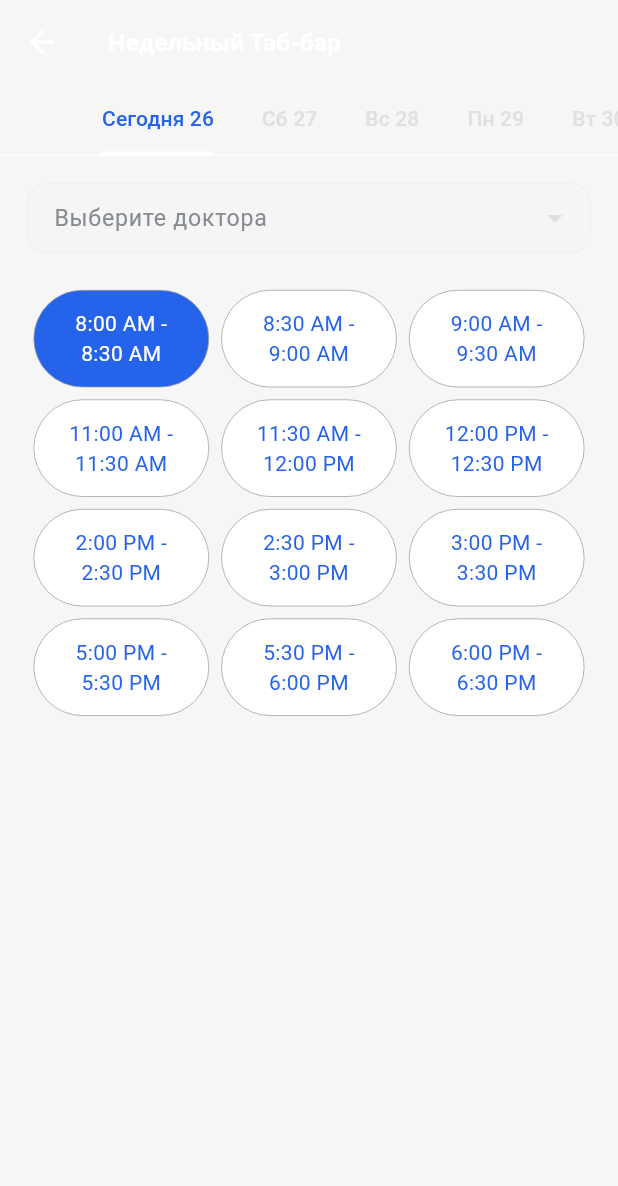
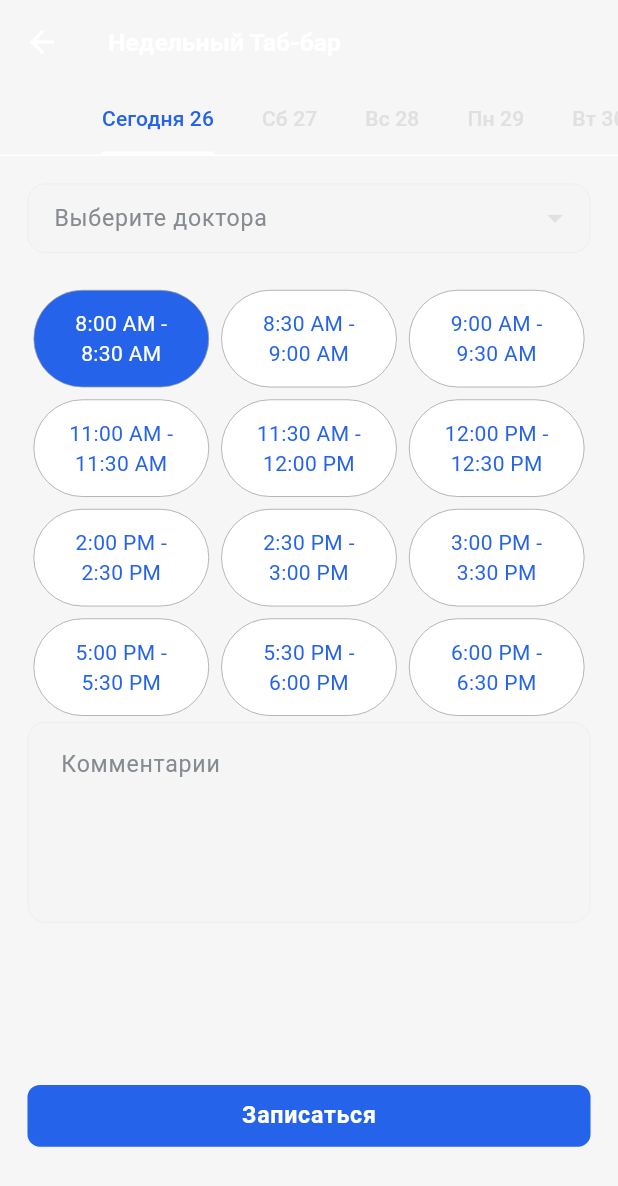
Before and after one commit to TheAbror/med_card, a Flutter app: the AppointmentPage screen opened by its route, on a phone screen of 412 x 824 dp. Shown: the top 1186 px of the screen. Run offline on Flutter 3.47's test engine with Material 3 defaults, Android fonts, the phone set to English and light mode, and no system bars; our stand-ins replace chopper, equatable, flutter_bloc, flutter_screenutil, flutter_svg, go_router and 2 more; accounts and stored records are empty; generated files the repository leaves out were written again.

Commit message:
started doctor appointment

```diff
--- a/lib/core/router/app_routes.dart
+++ b/lib/core/router/app_routes.dart
@@ -4,4 +4,5 @@ abstract class AppRoutes {
   static const profileTab = 'profile';
   static const homeTab = 'home';
   static const appointmentPage = 'appointmentPage';
+  static const doctorAppointmentPage = 'doctorAppointmentPage';
 }
--- a/lib/core/router/main_route_generator.dart
+++ b/lib/core/router/main_route_generator.dart
@@ -2,6 +2,7 @@ import 'package:flutter/material.dart';
 import 'package:med_card/core/router/app_routes.dart';
 import 'package:med_card/core/router/cupertino_style_navigation_route.dart';
 import 'package:med_card/lib/root_page/pages/appointment_page/appointment_page.dart';
+import 'package:med_card/lib/root_page/pages/doctor_appointment_page/doctor_appointment_page.dart';
 import 'package:med_card/lib/root_page/root_page.dart';
 import 'package:med_card/lib/root_page/tabs/home_tab/home_tab.dart';
 import 'package:med_card/lib/splash_page/splash_page.dart';
@@ -25,6 +26,10 @@ class MainRouteGenerator {
         return CustomCupertinoStyleNavigationRoute(
           builder: (_) => AppointmentPage(),
         );
+      case AppRoutes.doctorAppointmentPage:
+        return CustomCupertinoStyleNavigationRoute(
+          builder: (_) => DoctorAppointmentPage(),
+        );
 
       default:
         return CustomCupertinoStyleNavigationRoute(
--- a/lib/lib/root_page/pages/appointment_page/appointment_page.dart
+++ b/lib/lib/root_page/pages/appointment_page/appointment_page.dart
@@ -1,8 +1,9 @@
 import 'package:flutter/material.dart';
 import 'package:flutter_bloc/flutter_bloc.dart';
 import 'package:flutter_screenutil/flutter_screenutil.dart';
+import 'package:med_card/core/buttons/action_button.dart';
 import 'package:med_card/core/colors/app_colors.dart';
-
+import 'package:med_card/core/router/app_routes.dart';
 import '../../../../core/bottomsheet/primary_bottom_sheet.dart';
 import 'bloc/appointment_bloc.dart';
 
@@ -19,7 +20,7 @@ class _AppointmentPageState extends State<AppointmentPage> {
     (index) => DateTime.now().add(Duration(days: index)),
   );
 
-  TextEditingController _controller = TextEditingController();
+  final TextEditingController _controller = TextEditingController();
 
   @override
   Widget build(BuildContext context) {
@@ -161,6 +162,55 @@ class _AppointmentPageState extends State<AppointmentPage> {
                             );
                           },
                         ),
+                        // SizedBox(height: 20.h),
+                        SizedBox(
+                          height: 130.h,
+                          child: TextFormField(
+                            expands: true,
+                            minLines: null,
+                            maxLines: null,
+                            textAlignVertical: TextAlignVertical.top,
+                            // onChanged: onChanged,
+                            // controller: commentsController,
+                            textInputAction: TextInputAction.next,
+                            decoration: InputDecoration(
+                              filled: true,
+                              contentPadding:
+                                  EdgeInsets.symmetric(vertical: 16.h, horizontal: 16.w),
+                              border: InputBorder.none, // Remove border color
+                              enabledBorder: OutlineInputBorder(
+                                borderSide: BorderSide(color: AppColors.stroke, width: 0.5.w),
+                                borderRadius: BorderRadius.circular(12),
+                              ),
+                              focusedBorder: OutlineInputBorder(
+                                borderSide: BorderSide(color: AppColors.primary, width: 0.5.w),
+                                borderRadius: BorderRadius.circular(12),
+                              ),
+                              errorBorder: OutlineInputBorder(
+                                borderSide: BorderSide(color: AppColors.stroke, width: 0.5.w),
+                                borderRadius: BorderRadius.circular(12),
+                              ),
+                              focusedErrorBorder: OutlineInputBorder(
+                                borderSide: BorderSide(color: AppColors.stroke, width: 0.5.w),
+                                borderRadius: BorderRadius.circular(12),
+                              ),
+                              hintText: 'Комментарии',
+                              fillColor: Theme.of(context).colorScheme.surfaceTint,
+                              hintStyle: const TextStyle(color: AppColors.textSecondary),
+                            ),
+                          ),
+                        ),
+                        Spacer(),
+                        ActionButton(
+                          text: 'Записаться',
+                          onPressed: () {
+                            Navigator.pushNamed(
+                              context,
+                              AppRoutes.doctorAppointmentPage,
+                            );
+                          },
+                        ),
+                        SizedBox(height: 40.h),
                       ],
                     ),
                   );
--- a/lib/lib/root_page/tabs/home_tab/home_tab.dart
+++ b/lib/lib/root_page/tabs/home_tab/home_tab.dart
@@ -127,7 +127,8 @@ class HomeTab extends StatelessWidget {
                         context,
                         AppRoutes.appointmentPage,
                       );
-                      }),
+                    },
+                  ),
                   SizedBox(height: 16.h),
                   Container(
                     padding: EdgeInsets.all(8.w),
```
Also changed, not shown: lib/core/bottomsheet/search_input.dart (+3 -4 lines), lib/lib/root_page/pages/doctor_appointment_page/doctor_appointment_page.dart (added, +57 -0 lines). Lines whose indentation alone changed are shown as unchanged.
